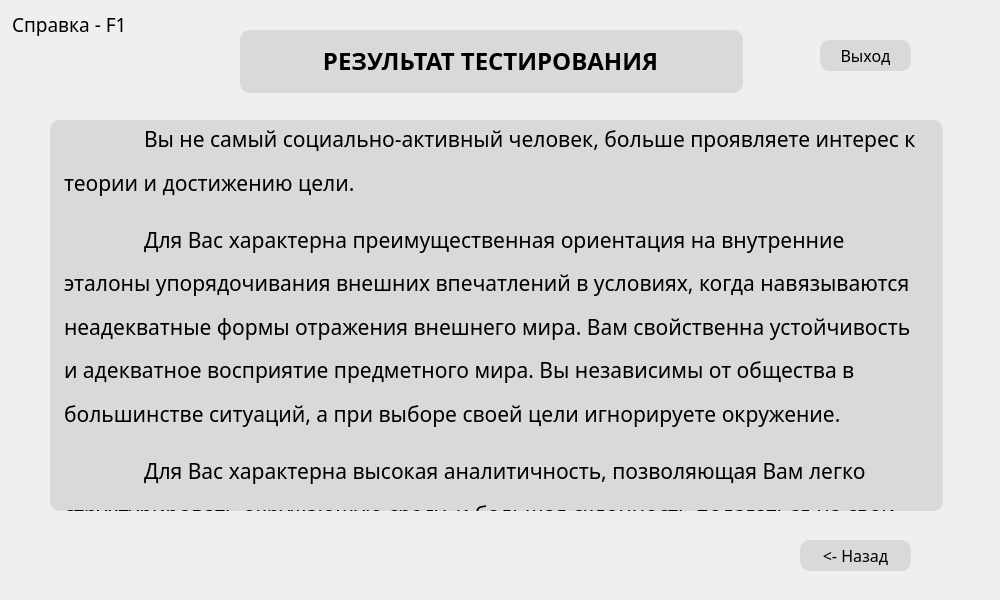
Old version of the form ui/auth/UserResultTorstonWidget.ui in the repository xamlo721/PsychologyTestApp.
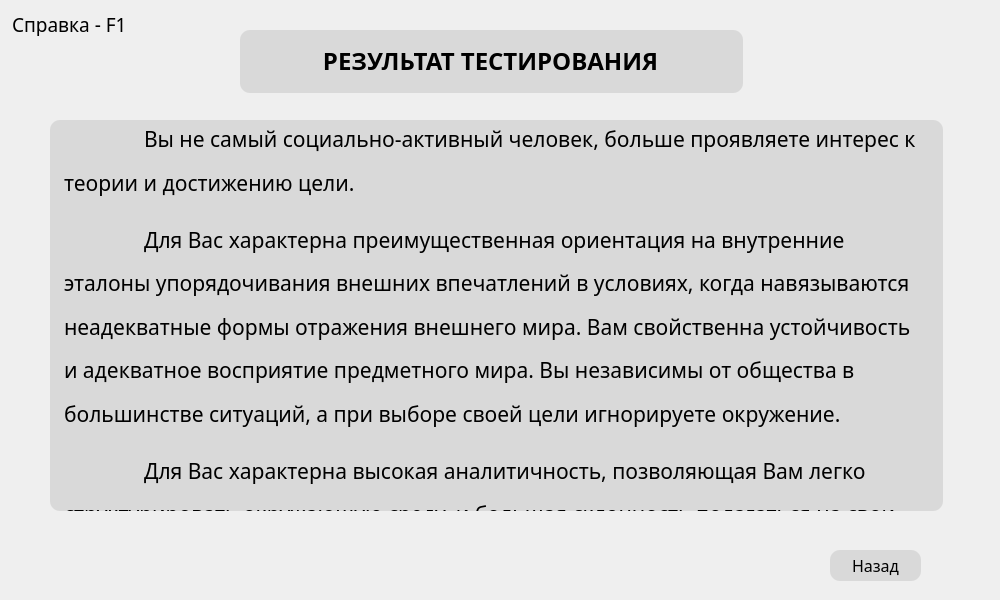
New version of the form. Icons and pictures are not drawn.

Commit message: Back buttons fixed

Diff of the .ui file:
```diff
--- a/ui/auth/UserResultTorstonWidget.ui
+++ b/ui/auth/UserResultTorstonWidget.ui
@@ -49,8 +49,8 @@
   <widget class="QPushButton" name="tothemain">
    <property name="geometry">
     <rect>
-     <x>820</x>
-     <y>40</y>
+     <x>830</x>
+     <y>550</y>
      <width>91</width>
      <height>31</height>
     </rect>
@@ -71,7 +71,7 @@
 }</string>
    </property>
    <property name="text">
-    <string>Выход</string>
+    <string>Назад</string>
    </property>
    <property name="shortcut">
     <string>Esc</string>
@@ -198,34 +198,6 @@
     </property>
    </widget>
   </widget>
-  <widget class="QPushButton" name="totheresults">
-   <property name="geometry">
-    <rect>
-     <x>800</x>
-     <y>540</y>
-     <width>111</width>
-     <height>31</height>
-    </rect>
-   </property>
-   <property name="font">
-    <font>
-     <family>Montserrat Medium</family>
-     <pointsize>12</pointsize>
-    </font>
-   </property>
-   <property name="styleSheet">
-    <string notr="true">QPushButton {
-	border-radius: 10px;
-	background-color: rgb(217, 217, 217);
-}
-QPushButton:hover {
-        background-color: rgba(216, 249, 255);
-}</string>
-   </property>
-   <property name="text">
-    <string>&lt;- Назад</string>
-   </property>
-  </widget>
  </widget>
  <resources/>
  <connections/>
```
The commit also changes 2 other files.
